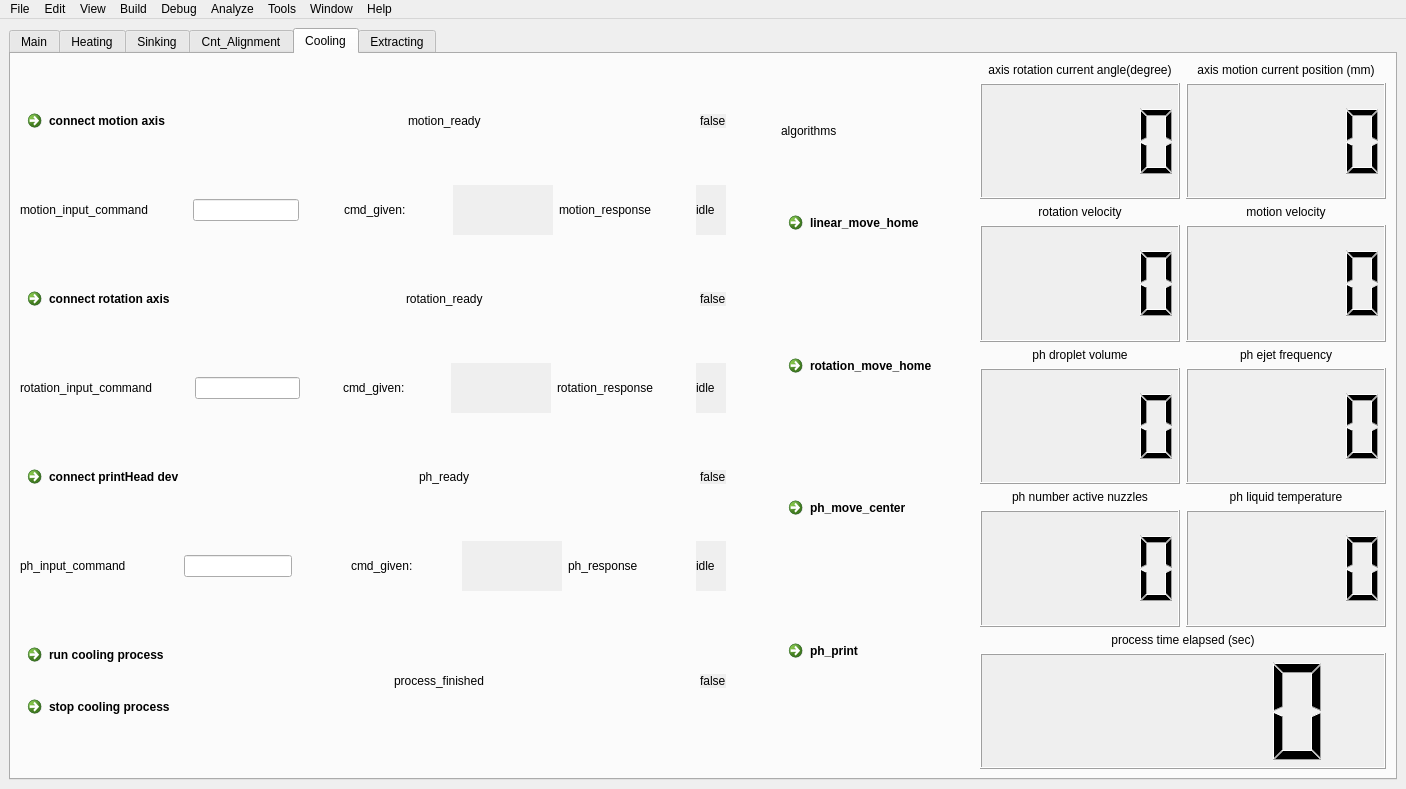
Qt form src/viewLayer/mainwindow.ui (theion-batteries/soft_wgm_user_interface_qt_cpp) before a commit.
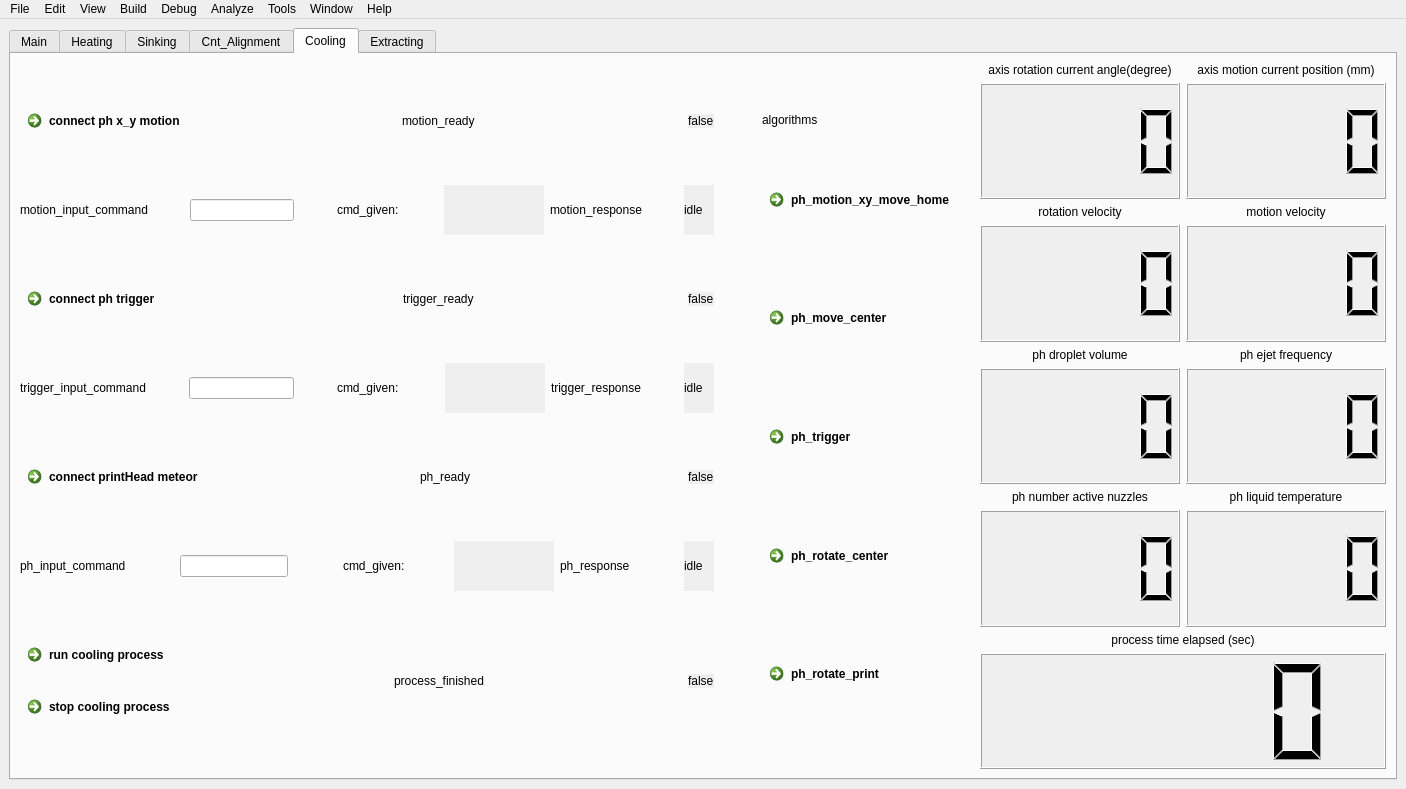
The same form after that commit. The open tabs and pages were chosen to show the change. Icons and pictures are not drawn.

The edit to the form file:
```diff
--- a/src/viewLayer/mainwindow.ui
+++ b/src/viewLayer/mainwindow.ui
@@ -2854,7 +2854,7 @@
                      </size>
                     </property>
                     <property name="text">
-                     <string>connect motion axis</string>
+                     <string>connect ph x_y motion</string>
                     </property>
                    </widget>
                   </item>
@@ -3069,7 +3069,7 @@
                  </size>
                 </property>
                 <property name="text">
-                 <string>connect rotation axis</string>
+                 <string>connect ph trigger</string>
                 </property>
                </widget>
               </item>
@@ -3089,7 +3089,7 @@
               <item>
                <widget class="QLabel" name="label_34">
                 <property name="text">
-                 <string>rotation_ready</string>
+                 <string>trigger_ready</string>
                 </property>
                </widget>
               </item>
@@ -3129,7 +3129,7 @@
               <item>
                <widget class="QLabel" name="label_36">
                 <property name="text">
-                 <string>rotation_input_command</string>
+                 <string>trigger_input_command</string>
                 </property>
                </widget>
               </item>
@@ -3222,7 +3222,7 @@
               <item>
                <widget class="QLabel" name="label_37">
                 <property name="text">
-                 <string>rotation_response</string>
+                 <string>trigger_response</string>
                 </property>
                </widget>
               </item>
@@ -3280,7 +3280,7 @@
                  </size>
                 </property>
                 <property name="text">
-                 <string>connect printHead dev</string>
+                 <string>connect printHead meteor</string>
                 </property>
                </widget>
               </item>
@@ -3626,14 +3626,7 @@
             <item>
              <widget class="QCommandLinkButton" name="linear_move_home">
               <property name="text">
-               <string>linear_move_home</string>
-              </property>
-             </widget>
-            </item>
-            <item>
-             <widget class="QCommandLinkButton" name="rotation_move_home">
-              <property name="text">
-               <string>rotation_move_home</string>
+               <string>ph_motion_xy_move_home</string>
               </property>
              </widget>
             </item>
@@ -3647,7 +3640,21 @@
             <item>
              <widget class="QCommandLinkButton" name="ph_print">
               <property name="text">
-               <string>ph_print</string>
+               <string>ph_trigger</string>
+              </property>
+             </widget>
+            </item>
+            <item>
+             <widget class="QCommandLinkButton" name="ph_rotate_center">
+              <property name="text">
+               <string>ph_rotate_center</string>
+              </property>
+             </widget>
+            </item>
+            <item>
+             <widget class="QCommandLinkButton" name="ph_rotate_print">
+              <property name="text">
+               <string>ph_rotate_print</string>
               </property>
              </widget>
             </item>
```
Left out of the diff: 35 changed lines with no effect on the pictures.
